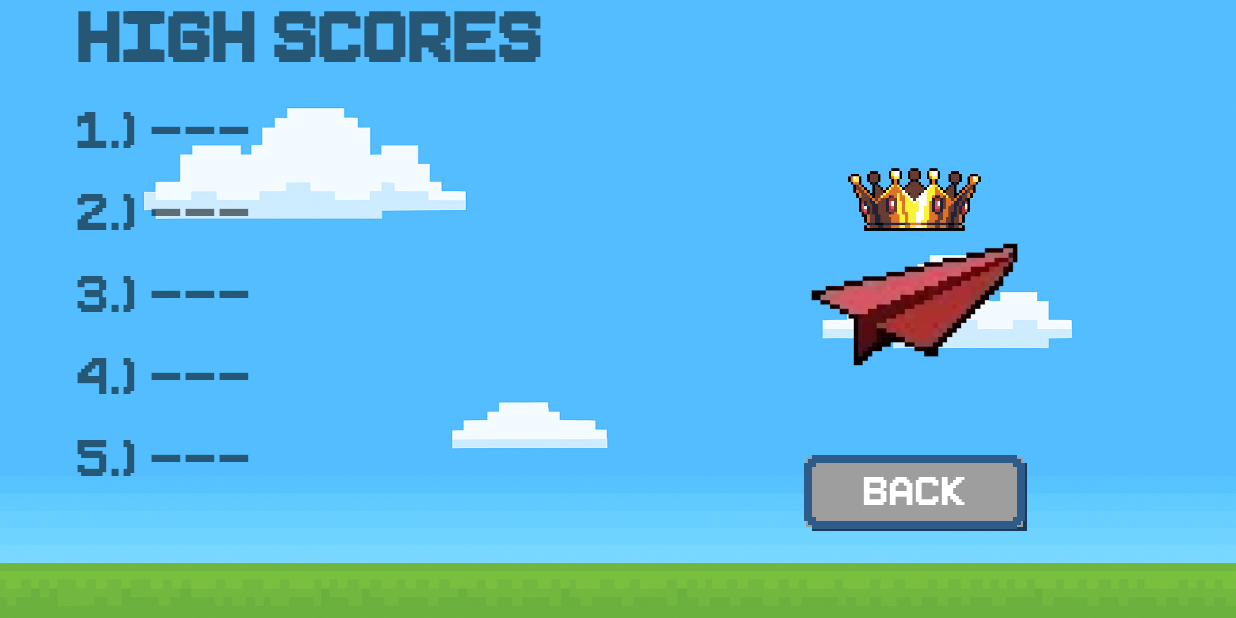
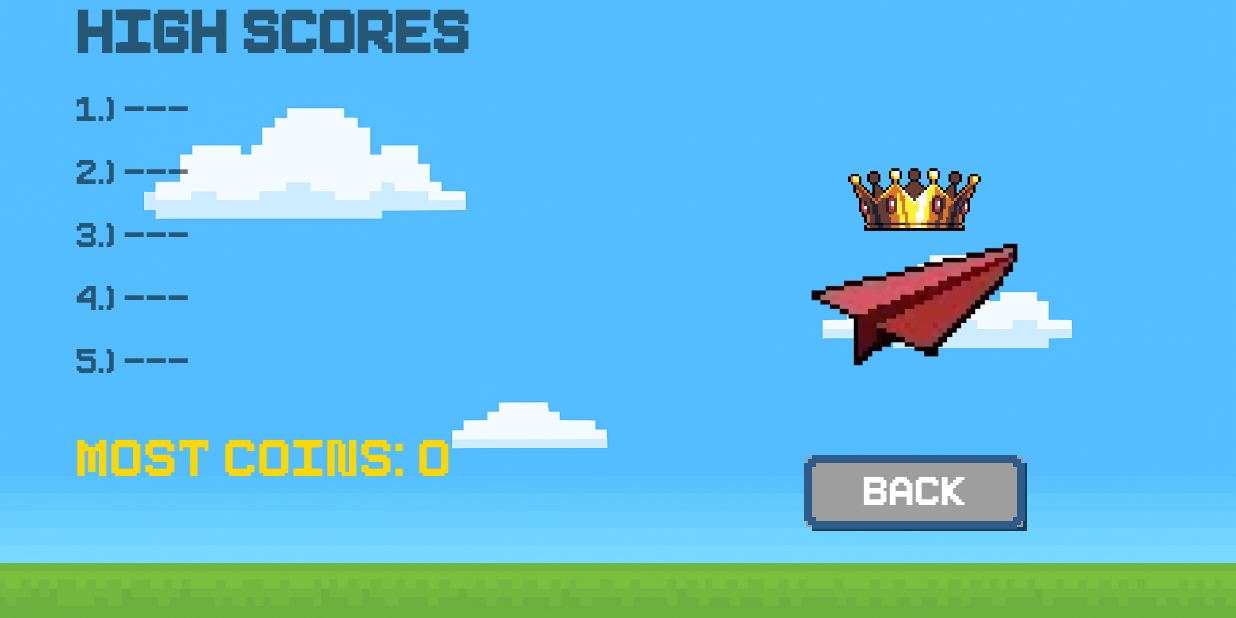
Before and after one commit to quynhtruong1303/Folded-Flight, an Android app: the HighScoreActivity screen opened directly, with no data from a screen before it, on a phone screen of 824 x 412 dp (held sideways). Run offline under Robolectric (Android 15) with nearby library versions, the phone set to English and light mode, and no system bars.

Commit message:
implemented score and coin amount saving

```diff
--- a/app/src/main/java/com/oddghosts/foldedflight/HighScoreActivity.java
+++ b/app/src/main/java/com/oddghosts/foldedflight/HighScoreActivity.java
@@ -23,10 +23,12 @@ public class HighScoreActivity extends AppCompatActivity {
 
     private static final String PREFS_NAME = "FoldedFlightPrefs";
     private static final String HIGH_SCORES_KEY = "high_scores";
+    private static final String MOST_COINS_KEY = "most_coins";
     private static final int MAX_HIGH_SCORES = 5;
 
     private TextView highScoreTitle;
     private TextView highScore1, highScore2, highScore3, highScore4, highScore5;
+    private TextView mostCoinsText;
     private PixelButton backButton;
 
     @Override
@@ -42,6 +44,7 @@ public class HighScoreActivity extends AppCompatActivity {
         highScore3 = findViewById(R.id.highScore3);
         highScore4 = findViewById(R.id.highScore4);
         highScore5 = findViewById(R.id.highScore5);
+        mostCoinsText = findViewById(R.id.mostCoinsText);
         backButton = findViewById(R.id.backButton);
 
         // Setup back button
@@ -49,6 +52,9 @@ public class HighScoreActivity extends AppCompatActivity {
 
         // Load and display high scores
         loadHighScores();
+
+        // Load and display most coins
+        loadMostCoins();
 
         ViewCompat.setOnApplyWindowInsetsListener(findViewById(R.id.main), (v, insets) -> {
             Insets systemBars = insets.getInsets(WindowInsetsCompat.Type.systemBars());
@@ -182,4 +188,40 @@ public class HighScoreActivity extends AppCompatActivity {
         // Check if new score is higher than the lowest high score
         return scores.isEmpty() || score > scores.get(0);
     }
+
+    /**
+     * Load and display the most coins collected
+     */
+    private void loadMostCoins() {
+        int mostCoins = getMostCoinsFromPrefs();
+        mostCoinsText.setText("Most Coins: " + mostCoins);
+    }
+
+    /**
+     * Get most coins from SharedPreferences
+     */
+    private int getMostCoinsFromPrefs() {
+        SharedPreferences prefs = getSharedPreferences(PREFS_NAME, MODE_PRIVATE);
+        return prefs.getInt(MOST_COINS_KEY, 0);
+    }
+
+    /**
+     * Save coins if it's a new record (static method to be called from GameplayActivity)
+     */
+    public static void saveMostCoins(android.content.Context context, int coins) {
+        SharedPreferences prefs = context.getSharedPreferences(PREFS_NAME, MODE_PRIVATE);
+        int currentMost = prefs.getInt(MOST_COINS_KEY, 0);
+
+        if (coins > currentMost) {
+            prefs.edit().putInt(MOST_COINS_KEY, coins).apply();
+        }
+    }
+
+    /**
+     * Get the current most coins record (static method)
+     */
+    public static int getMostCoins(android.content.Context context) {
+        SharedPreferences prefs = context.getSharedPreferences(PREFS_NAME, MODE_PRIVATE);
+        return prefs.getInt(MOST_COINS_KEY, 0);
+    }
 }
--- a/app/src/main/res/layout/activity_high_score.xml
+++ b/app/src/main/res/layout/activity_high_score.xml
@@ -30,7 +30,7 @@
             android:layout_height="wrap_content"
             android:text="@string/high_score_text"
             android:fontFamily="@font/pixelboy"
-            android:textSize="64sp"
+            android:textSize="54sp"
             android:textStyle="bold" />
 
         <TextView
@@ -40,7 +40,7 @@
             android:text="@string/high_score_one"
             android:fontFamily="@font/pixelboy"
             android:paddingTop="16dp"
-            android:textSize="48sp" />
+            android:textSize="32sp" />
         <TextView
             android:id="@+id/highScore2"
             android:layout_width="wrap_content"
@@ -48,7 +48,7 @@
             android:text="@string/high_score_two"
             android:fontFamily="@font/pixelboy"
             android:paddingTop="16dp"
-            android:textSize="48sp" />
+            android:textSize="32sp" />
         <TextView
             android:id="@+id/highScore3"
             android:layout_width="wrap_content"
@@ -56,7 +56,7 @@
             android:text="@string/high_score_three"
             android:fontFamily="@font/pixelboy"
             android:paddingTop="16dp"
-            android:textSize="48sp" />
+            android:textSize="32sp" />
         <TextView
             android:id="@+id/highScore4"
             android:layout_width="wrap_content"
@@ -64,7 +64,7 @@
             android:text="@string/high_score_four"
             android:fontFamily="@font/pixelboy"
             android:paddingTop="16dp"
-            android:textSize="48sp" />
+            android:textSize="32sp" />
         <TextView
             android:id="@+id/highScore5"
             android:layout_width="wrap_content"
@@ -72,7 +72,16 @@
             android:text="@string/high_score_five"
             android:fontFamily="@font/pixelboy"
             android:paddingTop="16dp"
-            android:textSize="48sp" />
+            android:textSize="32sp" />
+        <TextView
+            android:id="@+id/mostCoinsText"
+            android:layout_width="wrap_content"
+            android:layout_height="wrap_content"
+            android:text="@string/most_coins_text"
+            android:fontFamily="@font/pixelboy"
+            android:paddingTop="32dp"
+            android:textSize="48sp"
+            android:textColor="#FFD700" />
     </LinearLayout>
 
     <LinearLayout
--- a/app/src/main/res/values/strings.xml
+++ b/app/src/main/res/values/strings.xml
@@ -14,7 +14,7 @@
     <string name="resume_text">RESUME</string>
     <string name="main_menu_text">MAIN MENU</string>
     <string name="restart_text">RESTART</string>
-    <string name="high_score_text">High Score</string>
+    <string name="high_score_text">High Scores</string>
     <string name="high_score_one">1.) </string>
     <string name="high_score_two">2.) </string>
     <string name="high_score_three">3.) </string>
@@ -22,4 +22,5 @@
     <string name="high_score_five">5.) </string>
     <string name="move_up_text">Move Up</string>
     <string name="move_down_text">Move Down</string>
+    <string name="most_coins_text">Most Coins Collected: 0</string>
 </resources>
```
Also changed, not shown: app/src/main/java/com/oddghosts/foldedflight/GameplayActivity.java (+13 -1 lines), app/src/main/java/com/oddghosts/foldedflight/game/GameSurfaceView.java (+43 -0 lines).
